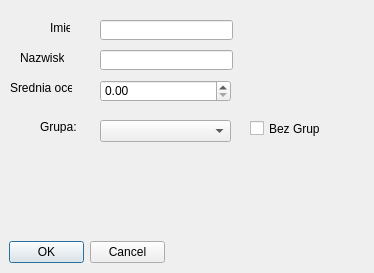
Above: dodaj_dialog.ui from IPP-Projekt/Uczelnia_z_bibloteka_klas before the change. Below: the same form after it.
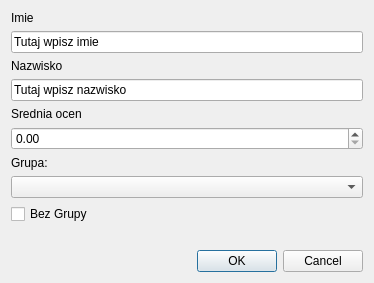
That is the form after the change.

```diff
--- a/dodaj_dialog.ui
+++ b/dodaj_dialog.ui
@@ -13,15 +13,12 @@
   <property name="windowTitle">
    <string>Dialog</string>
   </property>
+  <property name="modal">
+   <bool>false</bool>
+  </property>
+  <layout class="QGridLayout" name="gridLayout">
+   <item row="12" column="0">
   <widget class="QDialogButtonBox" name="buttonBox">
-   <property name="geometry">
-    <rect>
-     <x>9</x>
-     <y>241</y>
-     <width>156</width>
-     <height>23</height>
-    </rect>
-   </property>
    <property name="orientation">
     <enum>Qt::Horizontal</enum>
    </property>
@@ -29,74 +26,30 @@
     <set>QDialogButtonBox::Cancel|QDialogButtonBox::Ok</set>
    </property>
   </widget>
-  <widget class="QLineEdit" name="txtbox_imie">
-   <property name="geometry">
-    <rect>
-     <x>100</x>
-     <y>20</y>
-     <width>133</width>
-     <height>20</height>
-    </rect>
-   </property>
-  </widget>
-  <widget class="QLabel" name="label">
-   <property name="geometry">
-    <rect>
-     <x>50</x>
-     <y>20</y>
-     <width>20</width>
-     <height>16</height>
-    </rect>
-   </property>
-   <property name="text">
-    <string>Imie</string>
-   </property>
-  </widget>
+   </item>
+   <item row="2" column="0">
   <widget class="QLabel" name="label_2">
-   <property name="geometry">
-    <rect>
-     <x>20</x>
-     <y>50</y>
-     <width>44</width>
-     <height>16</height>
-    </rect>
-   </property>
    <property name="text">
     <string>Nazwisko</string>
    </property>
   </widget>
-  <widget class="QLabel" name="label_3">
-   <property name="geometry">
-    <rect>
-     <x>10</x>
-     <y>80</y>
-     <width>62</width>
-     <height>16</height>
-    </rect>
-   </property>
+   </item>
+   <item row="0" column="0">
+    <widget class="QLabel" name="label">
    <property name="text">
-    <string>Srednia ocen</string>
-   </property>
-  </widget>
-  <widget class="QLineEdit" name="txtbox_nazwisko">
-   <property name="geometry">
-    <rect>
-     <x>100</x>
-     <y>50</y>
-     <width>133</width>
-     <height>20</height>
-    </rect>
-   </property>
-  </widget>
+      <string>Imie</string>
+     </property>
+    </widget>
+   </item>
+   <item row="1" column="0">
+    <widget class="QLineEdit" name="txtbox_imie">
+     <property name="text">
+      <string>Tutaj wpisz imie </string>
+     </property>
+    </widget>
+   </item>
+   <item row="5" column="0">
   <widget class="QDoubleSpinBox" name="doubleSpinBoxSrednia">
-   <property name="geometry">
-    <rect>
-     <x>100</x>
-     <y>80</y>
-     <width>131</width>
-     <height>22</height>
-    </rect>
-   </property>
    <property name="maximum">
     <double>5.000000000000000</double>
    </property>
@@ -104,55 +57,46 @@
     <double>0.500000000000000</double>
    </property>
   </widget>
-  <widget class="QCheckBox" name="checkBoxGrupa">
-   <property name="geometry">
-    <rect>
-     <x>250</x>
-     <y>120</y>
-     <width>70</width>
-     <height>17</height>
-    </rect>
-   </property>
+   </item>
+   <item row="3" column="0">
+    <widget class="QLineEdit" name="txtbox_nazwisko">
+     <property name="text">
+      <string>Tutaj wpisz nazwisko</string>
+     </property>
+    </widget>
+   </item>
+   <item row="4" column="0">
+    <widget class="QLabel" name="label_3">
    <property name="text">
-    <string>Bez Grupy</string>
-   </property>
-  </widget>
+      <string>Srednia ocen</string>
+     </property>
+    </widget>
+   </item>
+   <item row="8" column="0">
+    <widget class="QComboBox" name="comboBox"/>
+   </item>
+   <item row="11" column="0">
   <widget class="QLabel" name="labelGrupa">
-   <property name="geometry">
-    <rect>
-     <x>40</x>
-     <y>150</y>
-     <width>301</width>
-     <height>20</height>
-    </rect>
-   </property>
    <property name="text">
     <string/>
    </property>
   </widget>
+   </item>
+   <item row="9" column="0">
+    <widget class="QCheckBox" name="checkBoxGrupa">
+     <property name="text">
+      <string>Bez Grupy</string>
+     </property>
+    </widget>
+   </item>
+   <item row="6" column="0">
   <widget class="QLabel" name="label_4">
-   <property name="geometry">
-    <rect>
-     <x>40</x>
-     <y>120</y>
-     <width>47</width>
-     <height>13</height>
-    </rect>
-   </property>
    <property name="text">
     <string>Grupa:</string>
    </property>
   </widget>
-  <widget class="QComboBox" name="comboBox">
-   <property name="geometry">
-    <rect>
-     <x>100</x>
-     <y>120</y>
-     <width>131</width>
-     <height>22</height>
-    </rect>
-   </property>
-  </widget>
+   </item>
+  </layout>
  </widget>
  <resources/>
  <connections>
```
Lines whose indentation alone changed are shown as unchanged.
